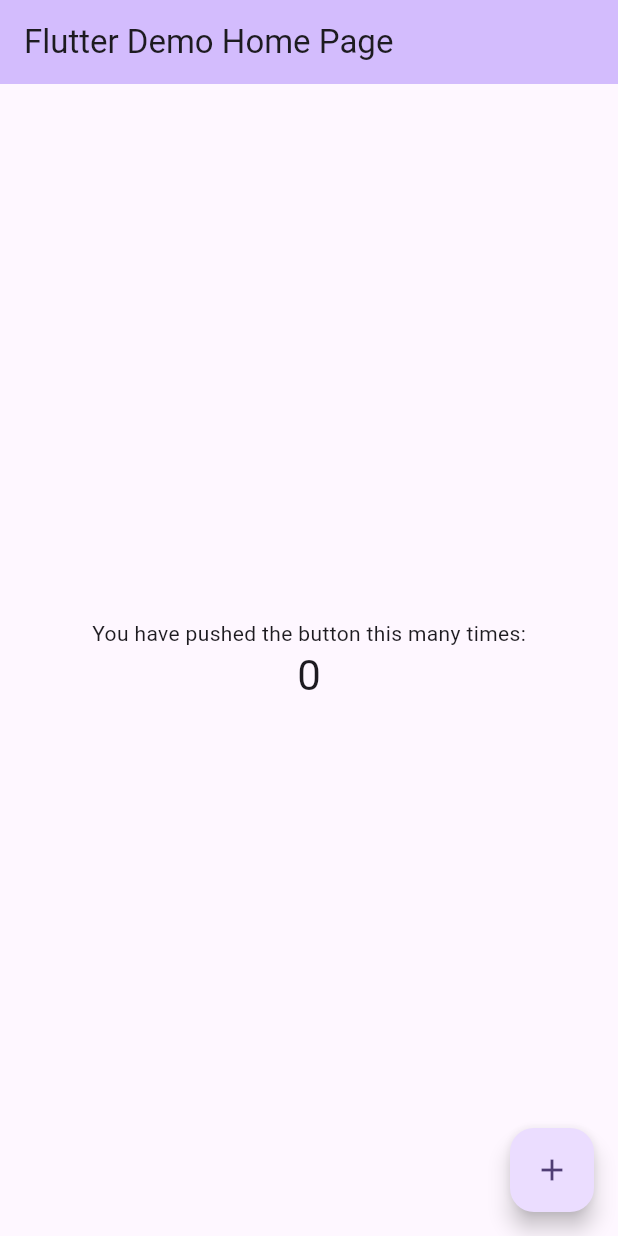
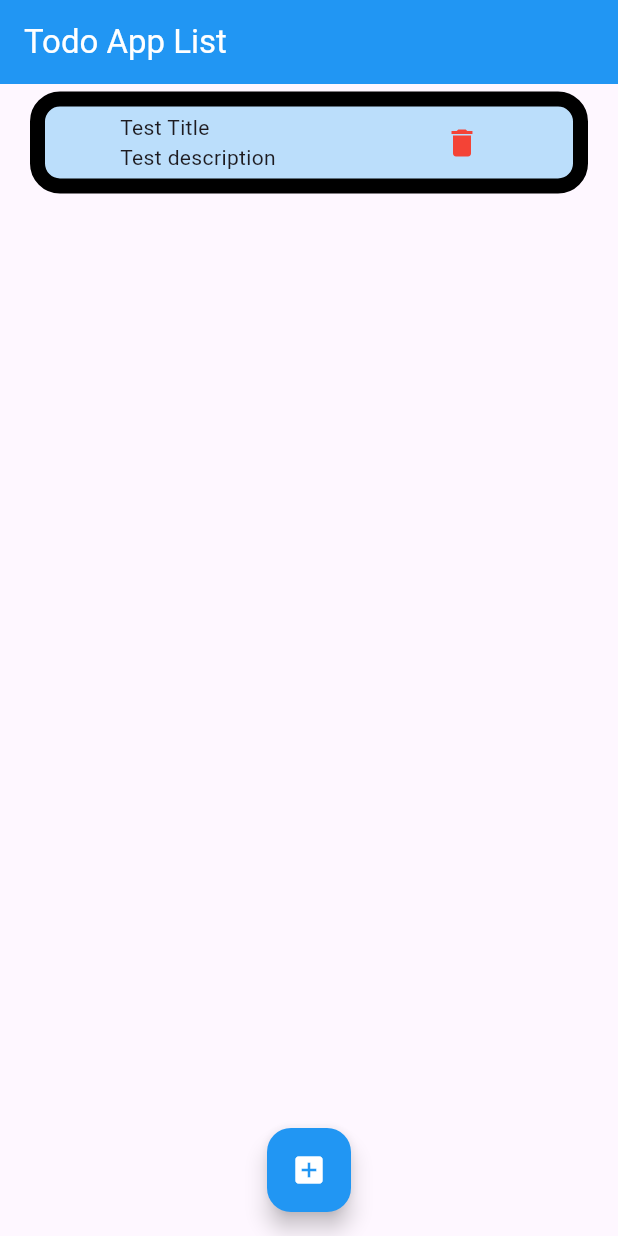
Before and after one commit to Kavarera/todo-app, a Flutter app: the screen it shows after launch, on a phone screen of 412 x 824 dp. Run offline on Flutter 3.47's test engine with Material 2 defaults, Android fonts, the phone set to English and light mode, and no system bars.

Commit message:
Create ui

```diff
--- a/todo_app/lib/main.dart
+++ b/todo_app/lib/main.dart
@@ -1,4 +1,5 @@
 import 'package:flutter/material.dart';
+import 'package:todo_app/widget/itemListWidget.dart';
 
 void main() {
   runApp(const MyApp());
@@ -11,115 +12,41 @@ class MyApp extends StatelessWidget {
   @override
   Widget build(BuildContext context) {
     return MaterialApp(
-      title: 'Flutter Demo',
-      theme: ThemeData(
-        // This is the theme of your application.
-        //
-        // TRY THIS: Try running your application with "flutter run". You'll see
-        // the application has a blue toolbar. Then, without quitting the app,
-        // try changing the seedColor in the colorScheme below to Colors.green
-        // and then invoke "hot reload" (save your changes or press the "hot
-        // reload" button in a Flutter-supported IDE, or press "r" if you used
-        // the command line to start the app).
-        //
-        // Notice that the counter didn't reset back to zero; the application
-        // state is not lost during the reload. To reset the state, use hot
-        // restart instead.
-        //
-        // This works for code too, not just values: Most code changes can be
-        // tested with just a hot reload.
-        colorScheme: ColorScheme.fromSeed(seedColor: Colors.deepPurple),
-        useMaterial3: true,
+        debugShowCheckedModeBanner: false,
+        title: 'Flutter Demo',
+        theme: ThemeData(
+          colorScheme: ColorScheme.fromSeed(seedColor: Colors.deepPurple),
+          useMaterial3: true,
+        ),
+        home: HomePage());
+  }
+}
+
+class HomePage extends StatelessWidget {
+  const HomePage({super.key});
+
+  @override
+  Widget build(BuildContext context) {
+    return Scaffold(
+      floatingActionButton: FloatingActionButton(
+        onPressed: () {},
+        backgroundColor: Colors.blue,
+        foregroundColor: Colors.white,
+        child: Icon(Icons.add_box),
       ),
-      home: const MyHomePage(title: 'Flutter Demo Home Page'),
+      floatingActionButtonLocation: FloatingActionButtonLocation.centerFloat,
+      appBar: AppBar(
+        title: Text("Todo App List"),
+        backgroundColor: Colors.blue,
+        foregroundColor: Colors.white,
+      ),
+      body: SafeArea(
+          child: SingleChildScrollView(
+        child: Itemlist(
+          itemTitle: "Test Title",
+          description: "Test description",
+        ),
+      )),
     );
   }
 }
-
-class MyHomePage extends StatefulWidget {
-  const MyHomePage({super.key, required this.title});
-
-  // This widget is the home page of your application. It is stateful, meaning
-  // that it has a State object (defined below) that contains fields that affect
-  // how it looks.
-
-  // This class is the configuration for the state. It holds the values (in this
-  // case the title) provided by the parent (in this case the App widget) and
-  // used by the build method of the State. Fields in a Widget subclass are
-  // always marked "final".
-
-  final String title;
-
-  @override
-  State<MyHomePage> createState() => _MyHomePageState();
-}
-
-class _MyHomePageState extends State<MyHomePage> {
-  int _counter = 0;
-
-  void _incrementCounter() {
-    setState(() {
-      // This call to setState tells the Flutter framework that something has
-      // changed in this State, which causes it to rerun the build method below
-      // so that the display can reflect the updated values. If we changed
-      // _counter without calling setState(), then the build method would not be
-      // called again, and so nothing would appear to happen.
-      _counter++;
-    });
-  }
-
-  @override
-  Widget build(BuildContext context) {
-    // This method is rerun every time setState is called, for instance as done
-    // by the _incrementCounter method above.
-    //
-    // The Flutter framework has been optimized to make rerunning build methods
-    // fast, so that you can just rebuild anything that needs updating rather
-    // than having to individually change instances of widgets.
-    return Scaffold(
-      appBar: AppBar(
-        // TRY THIS: Try changing the color here to a specific color (to
-        // Colors.amber, perhaps?) and trigger a hot reload to see the AppBar
-        // change color while the other colors stay the same.
-        backgroundColor: Theme.of(context).colorScheme.inversePrimary,
-        // Here we take the value from the MyHomePage object that was created by
-        // the App.build method, and use it to set our appbar title.
-        title: Text(widget.title),
-      ),
-      body: Center(
-        // Center is a layout widget. It takes a single child and positions it
-        // in the middle of the parent.
-        child: Column(
-          // Column is also a layout widget. It takes a list of children and
-          // arranges them vertically. By default, it sizes itself to fit its
-          // children horizontally, and tries to be as tall as its parent.
-          //
-          // Column has various properties to control how it sizes itself and
-          // how it positions its children. Here we use mainAxisAlignment to
-          // center the children vertically; the main axis here is the vertical
-          // axis because Columns are vertical (the cross axis would be
-          // horizontal).
-          //
-          // TRY THIS: Invoke "debug painting" (choose the "Toggle Debug Paint"
-          // action in the IDE, or press "p" in the console), to see the
-          // wireframe for each widget.
-          mainAxisAlignment: MainAxisAlignment.center,
-          children: <Widget>[
-            const Text(
-              'You have pushed the button this many times:',
-            ),
-            Text(
-              '$_counter',
-              style: Theme.of(context).textTheme.headlineMedium,
-            ),
-          ],
-        ),
-      ),
-      floatingActionButton: FloatingActionButton(
-        onPressed: _incrementCounter,
-        tooltip: 'Increment',
-        child: const Icon(Icons.add),
-      ), // This trailing comma makes auto-formatting nicer for build methods.
-    );
-  }
-}
--- /dev/null
+++ b/todo_app/lib/widget/itemListWidget.dart
@@ -0,0 +1,40 @@
+import 'package:flutter/material.dart';
+
+class Itemlist extends StatelessWidget {
+  final String itemTitle, description;
+  const Itemlist(
+      {super.key, required this.itemTitle, required this.description});
+
+  @override
+  Widget build(BuildContext context) {
+    return Container(
+      margin: EdgeInsets.fromLTRB(20, 5, 20, 5),
+      decoration: BoxDecoration(
+        border: Border.all(width: 10, color: Colors.black),
+        color: Colors.blue[100],
+        borderRadius: BorderRadius.all(
+          Radius.circular(20),
+        ),
+      ),
+      child: Row(
+        mainAxisAlignment: MainAxisAlignment.spaceAround,
+        children: [
+          Column(
+            crossAxisAlignment: CrossAxisAlignment.start,
+            mainAxisAlignment: MainAxisAlignment.start,
+            children: [
+              Text(this.itemTitle),
+              Text(this.description),
+            ],
+          ),
+          IconButton(
+              onPressed: () {},
+              icon: Icon(
+                Icons.delete,
+                color: Colors.red,
+              ))
+        ],
+      ),
+    );
+  }
+}
```
